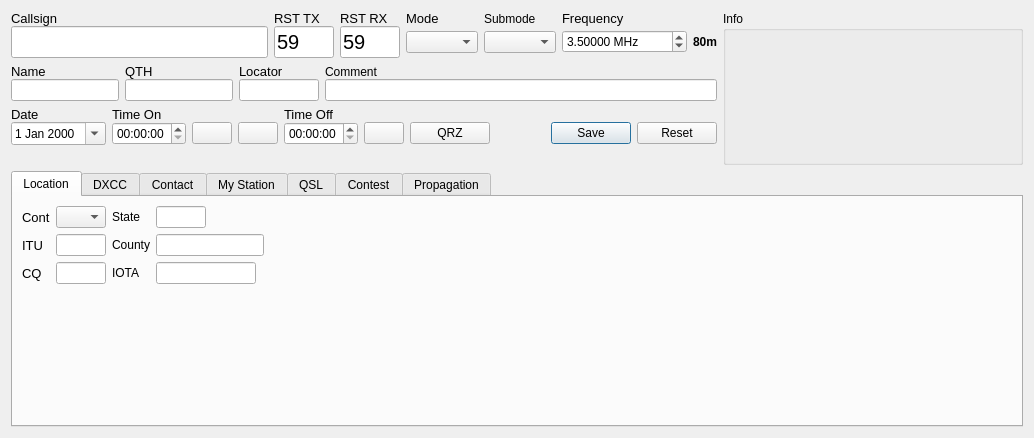
Qt form ui/NewContactWidget.ui (7h0ma5/QLog) before a commit.
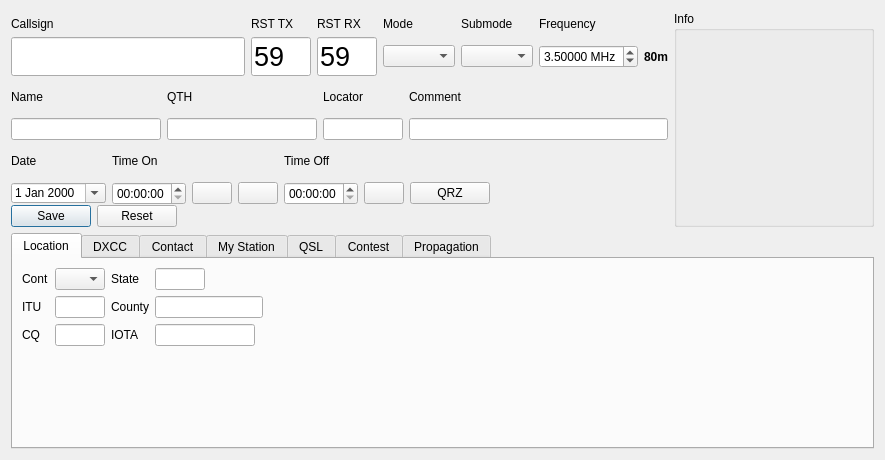
The same form after that commit. Icons and pictures are not drawn. Custom widgets are drawn as their Qt base class.

What changed in the file:
```diff
--- a/ui/NewContactWidget.ui
+++ b/ui/NewContactWidget.ui
@@ -6,8 +6,8 @@
    <rect>
     <x>0</x>
     <y>0</y>
-    <width>1034</width>
-    <height>438</height>
+    <width>885</width>
+    <height>460</height>
    </rect>
   </property>
   <property name="sizePolicy">
@@ -19,21 +19,209 @@
   <property name="windowTitle">
    <string notr="true">Form</string>
   </property>
-  <layout class="QGridLayout" name="gridLayout_10">
+  <layout class="QVBoxLayout" name="verticalLayout_4">
+   <item>
+    <layout class="QHBoxLayout" name="horizontalLayout_2">
+     <property name="spacing">
+      <number>0</number>
+     </property>
+     <property name="rightMargin">
+      <number>0</number>
+     </property>
+     <item>
+      <layout class="QVBoxLayout" name="verticalLayout_2">
+       <property name="spacing">
+        <number>0</number>
+       </property>
+       <property name="sizeConstraint">
+        <enum>QLayout::SetMinimumSize</enum>
+       </property>
+       <property name="topMargin">
+        <number>0</number>
+       </property>
+       <property name="rightMargin">
+        <number>6</number>
+       </property>
+       <item>
+        <layout class="QGridLayout" name="gridLayout_6">
+         <property name="horizontalSpacing">
+          <number>6</number>
+         </property>
+         <property name="verticalSpacing">
+          <number>0</number>
+         </property>
+         <item row="0" column="6">
+          <widget class="QLabel" name="frequencyLabel">
+           <property name="text">
+            <string>Frequency</string>
+           </property>
+          </widget>
+         </item>
+         <item row="0" column="2">
+          <widget class="QLabel" name="rstRcvdLabel">
+           <property name="text">
+            <string>RST RX</string>
+           </property>
+          </widget>
+         </item>
+         <item row="1" column="6">
+          <widget class="QDoubleSpinBox" name="frequencyEdit">
+           <property name="sizePolicy">
+            <sizepolicy hsizetype="Preferred" vsizetype="Fixed">
+             <horstretch>0</horstretch>
+             <verstretch>0</verstretch>
+            </sizepolicy>
+           </property>
+           <property name="suffix">
+            <string notr="true"> MHz</string>
+           </property>
+           <property name="decimals">
+            <number>5</number>
+           </property>
+           <property name="maximum">
+            <double>20000.000000000000000</double>
+           </property>
+           <property name="singleStep">
+            <double>0.001000000000000</double>
+           </property>
+           <property name="value">
+            <double>3.500000000000000</double>
+           </property>
+          </widget>
+         </item>
+         <item row="1" column="4">
+          <widget class="QComboBox" name="modeEdit"/>
+         </item>
+         <item row="1" column="1">
+          <widget class="QLineEdit" name="rstSentEdit">
+           <property name="sizePolicy">
+            <sizepolicy hsizetype="Fixed" vsizetype="Fixed">
+             <horstretch>0</horstretch>
+             <verstretch>0</verstretch>
+            </sizepolicy>
+           </property>
+           <property name="maximumSize">
+            <size>
+             <width>60</width>
+             <height>16777215</height>
+            </size>
+           </property>
+           <property name="font">
+            <font>
+             <pointsize>20</pointsize>
+            </font>
+           </property>
+           <property name="text">
+            <string>59</string>
+           </property>
+           <property name="maxLength">
+            <number>25</number>
+           </property>
+          </widget>
+         </item>
+         <item row="0" column="4">
+          <widget class="QLabel" name="modeLabel">
+           <property name="text">
+            <string>Mode</string>
+           </property>
+          </widget>
+         </item>
+         <item row="1" column="5">
+          <widget class="QComboBox" name="submodeEdit"/>
+         </item>
+         <item row="0" column="1">
+          <widget class="QLabel" name="rstSentLabel">
+           <property name="text">
+            <string>RST TX</string>
+           </property>
+          </widget>
+         </item>
+         <item row="0" column="0">
+          <widget class="QLabel" name="callsignLabel">
+           <property name="text">
+            <string>Callsign</string>
+           </property>
+          </widget>
+         </item>
    <item row="1" column="0">
+          <widget class="QLineEdit" name="callsignEdit">
+           <property name="sizePolicy">
+            <sizepolicy hsizetype="Expanding" vsizetype="Fixed">
+             <horstretch>0</horstretch>
+             <verstretch>0</verstretch>
+            </sizepolicy>
+           </property>
+           <property name="font">
+            <font>
+             <pointsize>20</pointsize>
+             <weight>75</weight>
+             <bold>true</bold>
+            </font>
+           </property>
+           <property name="maxLength">
+            <number>25</number>
+           </property>
+          </widget>
+         </item>
+         <item row="1" column="2">
+          <widget class="QLineEdit" name="rstRcvdEdit">
+           <property name="sizePolicy">
+            <sizepolicy hsizetype="Fixed" vsizetype="Fixed">
+             <horstretch>0</horstretch>
+             <verstretch>0</verstretch>
+            </sizepolicy>
+           </property>
+           <property name="maximumSize">
+            <size>
+             <width>60</width>
+             <height>16777215</height>
+            </size>
+           </property>
+           <property name="font">
+            <font>
+             <pointsize>20</pointsize>
+            </font>
+           </property>
+           <property name="text">
+            <string notr="true">59</string>
+           </property>
+           <property name="maxLength">
+            <number>25</number>
+           </property>
+          </widget>
+         </item>
+         <item row="0" column="5">
+          <widget class="QLabel" name="label">
+           <property name="text">
+            <string>Submode</string>
+           </property>
+          </widget>
+         </item>
+         <item row="1" column="7">
+          <widget class="QLabel" name="bandText">
+           <property name="font">
+            <font>
+             <weight>75</weight>
+             <bold>true</bold>
+            </font>
+           </property>
+           <property name="text">
+            <string notr="true">80m</string>
+           </property>
+          </widget>
+         </item>
+        </layout>
+       </item>
+       <item>
     <layout class="QGridLayout" name="gridLayout_3">
+         <property name="horizontalSpacing">
+          <number>6</number>
+         </property>
      <property name="verticalSpacing">
       <number>0</number>
      </property>
      <item row="0" column="2">
       <widget class="QLabel" name="gridLabel">
-       <property name="font">
-        <font>
-         <pointsize>10</pointsize>
-         <weight>50</weight>
-         <bold>false</bold>
-        </font>
-       </property>
        <property name="text">
         <string>Locator</string>
        </property>
@@ -41,11 +229,11 @@
      </item>
      <item row="1" column="0">
       <widget class="QLineEdit" name="nameEdit">
-       <property name="sizePolicy">
-        <sizepolicy hsizetype="Preferred" vsizetype="Preferred">
-         <horstretch>0</horstretch>
-         <verstretch>0</verstretch>
-        </sizepolicy>
+           <property name="maximumSize">
+            <size>
+             <width>150</width>
+             <height>16777215</height>
+            </size>
        </property>
        <property name="maxLength">
         <number>50</number>
@@ -54,13 +242,6 @@
      </item>
      <item row="0" column="1">
       <widget class="QLabel" name="qthLabel">
-       <property name="font">
-        <font>
-         <pointsize>10</pointsize>
-         <weight>50</weight>
-         <bold>false</bold>
-        </font>
-       </property>
        <property name="text">
         <string>QTH</string>
        </property>
@@ -68,11 +249,11 @@
      </item>
      <item row="1" column="1">
       <widget class="QLineEdit" name="qthEdit">
-       <property name="sizePolicy">
-        <sizepolicy hsizetype="Preferred" vsizetype="Preferred">
-         <horstretch>0</horstretch>
-         <verstretch>0</verstretch>
-        </sizepolicy>
+           <property name="maximumSize">
+            <size>
+             <width>150</width>
+             <height>16777215</height>
+            </size>
        </property>
        <property name="maxLength">
         <number>75</number>
@@ -81,12 +262,6 @@
      </item>
      <item row="1" column="2">
       <widget class="QLineEdit" name="gridEdit">
-       <property name="sizePolicy">
-        <sizepolicy hsizetype="Preferred" vsizetype="Preferred">
-         <horstretch>0</horstretch>
-         <verstretch>0</verstretch>
-        </sizepolicy>
-       </property>
        <property name="maximumSize">
         <size>
          <width>80</width>
@@ -103,13 +278,6 @@
      </item>
      <item row="0" column="0">
       <widget class="QLabel" name="nameLabel">
-       <property name="font">
-        <font>
-         <pointsize>10</pointsize>
-         <weight>50</weight>
-         <bold>false</bold>
-        </font>
-       </property>
        <property name="text">
         <string>Name</string>
        </property>
@@ -123,72 +291,27 @@
       </widget>
      </item>
      <item row="1" column="3">
-      <widget class="QLineEdit" name="commentEdit">
-       <property name="sizePolicy">
-        <sizepolicy hsizetype="Expanding" vsizetype="Fixed">
-         <horstretch>0</horstretch>
-         <verstretch>0</verstretch>
-        </sizepolicy>
-       </property>
-      </widget>
+          <widget class="QLineEdit" name="commentEdit"/>
      </item>
     </layout>
    </item>
-   <item row="2" column="0">
+       <item>
     <layout class="QGridLayout" name="gridLayout">
+         <property name="horizontalSpacing">
+          <number>6</number>
+         </property>
      <property name="verticalSpacing">
       <number>0</number>
      </property>
-     <item row="1" column="8">
-      <widget class="QPushButton" name="saveButton">
-       <property name="text">
-        <string>Save</string>
-       </property>
-       <property name="icon">
-        <iconset theme="document-save">
-         <normaloff>.</normaloff>.</iconset>
-       </property>
-       <property name="default">
-        <bool>true</bool>
-       </property>
-      </widget>
-     </item>
      <item row="0" column="4">
       <widget class="QLabel" name="timeOffLabel">
-       <property name="font">
-        <font>
-         <pointsize>10</pointsize>
-         <weight>50</weight>
-         <bold>false</bold>
-        </font>
-       </property>
        <property name="text">
         <string>Time Off</string>
        </property>
       </widget>
      </item>
-     <item row="1" column="0">
-      <widget class="QDateEdit" name="dateEdit">
-       <property name="focusPolicy">
-        <enum>Qt::NoFocus</enum>
-       </property>
-       <property name="calendarPopup">
-        <bool>true</bool>
-       </property>
-       <property name="timeSpec">
-        <enum>Qt::UTC</enum>
-       </property>
-      </widget>
-     </item>
      <item row="0" column="0">
       <widget class="QLabel" name="dateLabel">
-       <property name="font">
-        <font>
-         <pointsize>10</pointsize>
-         <weight>50</weight>
-         <bold>false</bold>
-        </font>
-       </property>
        <property name="text">
         <string>Date</string>
        </property>
@@ -269,29 +392,11 @@
      </item>
      <item row="0" column="1">
       <widget class="QLabel" name="timeOnLabel">
-       <property name="font">
-        <font>
-         <pointsize>10</pointsize>
-         <weight>50</weight>
-         <bold>false</bold>
-        </font>
-       </property>
        <property name="text">
         <string>Time On</string>
        </property>
       </widget>
      </item>
-     <item row="1" column="9">
-      <widget class="QPushButton" name="resetButton">
-       <property name="text">
-        <string>Reset</string>
-       </property>
-       <property name="icon">
-        <iconset theme="document-revert">
-         <normaloff>.</normaloff>.</iconset>
-       </property>
-      </widget>
-     </item>
      <item row="1" column="6">
       <widget class="QPushButton" name="qrzButton">
        <property name="focusPolicy">
@@ -317,68 +422,90 @@
        </property>
       </widget>
      </item>
-    </layout>
-   </item>
-   <item row="0" column="1" rowspan="5" colspan="2">
+         <item row="1" column="0">
+          <widget class="QDateEdit" name="dateEdit">
+           <property name="maximumSize">
+            <size>
+             <width>16777215</width>
+             <height>20</height>
+            </size>
+           </property>
+           <property name="focusPolicy">
+            <enum>Qt::NoFocus</enum>
+           </property>
+           <property name="calendarPopup">
+            <bool>true</bool>
+           </property>
+           <property name="timeSpec">
+            <enum>Qt::UTC</enum>
+           </property>
+          </widget>
+         </item>
+        </layout>
+       </item>
+       <item>
+        <layout class="QGridLayout" name="gridLayout_2">
+         <property name="horizontalSpacing">
+          <number>6</number>
+         </property>
+         <property name="verticalSpacing">
+          <number>0</number>
+         </property>
+         <item row="0" column="1">
+          <widget class="QPushButton" name="resetButton">
+           <property name="text">
+            <string>Reset</string>
+           </property>
+           <property name="icon">
+            <iconset theme="document-revert">
+             <normaloff>.</normaloff>.</iconset>
+           </property>
+          </widget>
+         </item>
+         <item row="0" column="0">
+          <widget class="QPushButton" name="saveButton">
+           <property name="text">
+            <string>Save</string>
+           </property>
+           <property name="icon">
+            <iconset theme="document-save">
+             <normaloff>.</normaloff>.</iconset>
+           </property>
+           <property name="default">
+            <bool>true</bool>
+           </property>
+          </widget>
+         </item>
+         <item row="0" column="2">
+          <spacer name="horizontalSpacer_4">
+           <property name="orientation">
+            <enum>Qt::Horizontal</enum>
+           </property>
+           <property name="sizeHint" stdset="0">
+            <size>
+             <width>40</width>
+             <height>20</height>
+            </size>
+           </property>
+          </spacer>
+         </item>
+        </layout>
+       </item>
+      </layout>
+     </item>
+     <item>
     <widget class="QGroupBox" name="groupBox">
      <property name="minimumSize">
       <size>
-       <width>300</width>
+         <width>200</width>
        <height>0</height>
       </size>
      </property>
      <property name="title">
       <string>Info</string>
      </property>
-     <layout class="QGridLayout" name="gridLayout_4">
-      <item row="1" column="0">
-       <widget class="QLabel" name="distanceInfo">
-        <property name="minimumSize">
-         <size>
-          <width>100</width>
-          <height>0</height>
-         </size>
-        </property>
-        <property name="font">
-         <font>
-          <weight>75</weight>
-          <bold>true</bold>
-         </font>
-        </property>
-        <property name="text">
-         <string notr="true"/>
-        </property>
-        <property name="alignment">
-         <set>Qt::AlignCenter</set>
-        </property>
-       </widget>
-      </item>
-      <item row="1" column="2">
-       <widget class="QLabel" name="flagView">
-        <property name="sizePolicy">
-         <sizepolicy hsizetype="Fixed" vsizetype="Fixed">
-          <horstretch>0</horstretch>
-          <verstretch>0</verstretch>
-         </sizepolicy>
-        </property>
-        <property name="minimumSize">
-         <size>
-          <width>64</width>
-          <height>64</height>
-         </size>
-        </property>
-        <property name="maximumSize">
-         <size>
-          <width>64</width>
-          <height>64</height>
-         </size>
-        </property>
-        <property name="text">
-         <string/>
-        </property>
-       </widget>
-      </item>
-      <item row="0" column="0" colspan="3">
+       <layout class="QVBoxLayout" name="verticalLayout_3">
+        <item>
        <widget class="QLabel" name="dxccInfo">
         <property name="font">
          <font>
@@ -395,17 +522,7 @@
         </property>
        </widget>
       </item>
-      <item row="4" column="0" colspan="3">
-       <widget class="QLabel" name="dxccStatus">
-        <property name="text">
-         <string/>
-        </property>
-        <property name="alignment">
-         <set>Qt::AlignCenter</set>
-        </property>
-       </widget>
-      </item>
-      <item row="1" column="1">
+        <item>
        <widget class="QLabel" name="bearingInfo">
         <property name="font">
          <font>
@@ -421,213 +538,76 @@
         </property>
        </widget>
       </item>
-     </layout>
-    </widget>
-   </item>
-   <item row="0" column="0">
-    <layout class="QGridLayout" name="gridLayout_6">
-     <property name="verticalSpacing">
-      <number>0</number>
-     </property>
-     <item row="0" column="6">
-      <widget class="QLabel" name="frequencyLabel">
-       <property name="font">
-        <font>
-         <pointsize>10</pointsize>
-         <weight>50</weight>
-         <bold>false</bold>
-        </font>
-       </property>
-       <property name="text">
-        <string>Frequency</string>
-       </property>
-      </widget>
-     </item>
-     <item row="0" column="2">
-      <widget class="QLabel" name="rstRcvdLabel">
-       <property name="font">
-        <font>
-         <pointsize>10</pointsize>
-         <weight>50</weight>
-         <bold>false</bold>
-        </font>
-       </property>
-       <property name="text">
-        <string>RST RX</string>
-       </property>
-      </widget>
-     </item>
-     <item row="1" column="6">
-      <widget class="QDoubleSpinBox" name="frequencyEdit">
+        <item>
+         <widget class="QLabel" name="flagView">
        <property name="sizePolicy">
-        <sizepolicy hsizetype="Preferred" vsizetype="Fixed">
-         <horstretch>0</horstretch>
-         <verstretch>0</verstretch>
-        </sizepolicy>
-       </property>
-       <property name="suffix">
-        <string notr="true"> MHz</string>
-       </property>
-       <property name="decimals">
-        <number>5</number>
-       </property>
-       <property name="maximum">
-        <double>20000.000000000000000</double>
-       </property>
-       <property name="singleStep">
-        <double>0.001000000000000</double>
-       </property>
-       <property name="value">
-        <double>3.500000000000000</double>
-       </property>
-      </widget>
-     </item>
-     <item row="1" column="4">
-      <widget class="QComboBox" name="modeEdit"/>
-     </item>
-     <item row="1" column="1">
-      <widget class="QLineEdit" name="rstSentEdit">
-       <property name="sizePolicy">
         <sizepolicy hsizetype="Fixed" vsizetype="Fixed">
          <horstretch>0</horstretch>
          <verstretch>0</verstretch>
         </sizepolicy>
        </property>
+          <property name="minimumSize">
+           <size>
+            <width>64</width>
+            <height>64</height>
+           </size>
+          </property>
        <property name="maximumSize">
         <size>
-         <width>60</width>
-         <height>16777215</height>
-        </size>
-       </property>
-       <property name="font">
-        <font>
-         <pointsize>15</pointsize>
-        </font>
-       </property>
+            <width>64</width>
+            <height>64</height>
+           </size>
+          </property>
        <property name="text">
-        <string>59</string>
-       </property>
-       <property name="maxLength">
-        <number>25</number>
-       </property>
-      </widget>
-     </item>
-     <item row="0" column="4">
-      <widget class="QLabel" name="modeLabel">
-       <property name="font">
-        <font>
-         <pointsize>10</pointsize>
-         <weight>50</weight>
-         <bold>false</bold>
-        </font>
-       </property>
-       <property name="text">
-        <string>Mode</string>
-       </property>
-      </widget>
-     </item>
-     <item row="1" column="5">
-      <widget class="QComboBox" name="submodeEdit"/>
-     </item>
-     <item row="0" column="1">
-      <widget class="QLabel" name="rstSentLabel">
+           <string/>
+          </property>
+         </widget>
+        </item>
+        <item>
+         <widget class="QLabel" name="distanceInfo">
+          <property name="minimumSize">
+           <size>
+            <width>100</width>
+            <height>0</height>
+           </size>
+          </property>
        <property name="font">
         <font>
-         <pointsize>10</pointsize>
-         <weight>50</weight>
-         <bold>false</bold>
-        </font>
-       </property>
-       <property name="text">
-        <string>RST TX</string>
-       </property>
-      </widget>
-     </item>
-     <item row="0" column="0">
-      <widget class="QLabel" name="callsignLabel">
-       <property name="font">
-        <font>
-         <pointsize>10</pointsize>
-         <weight>50</weight>
-         <bold>false</bold>
-        </font>
-       </property>
-       <property name="text">
-        <string>Callsign</string>
-       </property>
-      </widget>
-     </item>
-     <item row="1" column="0">
-      <widget class="QLineEdit" name="callsignEdit">
-       <property name="sizePolicy">
-        <sizepolicy hsizetype="Expanding" vsizetype="Fixed">
-         <horstretch>0</horstretch>
-         <verstretch>0</verstretch>
-        </sizepolicy>
-       </property>
-       <property name="font">
-        <font>
-         <pointsize>15</pointsize>
          <weight>75</weight>
          <bold>true</bold>
         </font>
        </property>
-       <property name="maxLength">
-        <number>25</number>
-       </property>
-      </widget>
-     </item>
-     <item row="1" column="2">
-      <widget class="QLineEdit" name="rstRcvdEdit">
-       <property name="sizePolicy">
-        <sizepolicy hsizetype="Fixed" vsizetype="Fixed">
-         <horstretch>0</horstretch>
-         <verstretch>0</verstretch>
-        </sizepolicy>
-       </property>
-       <property name="maximumSize">
-        <size>
-         <width>60</width>
-         <height>16777215</height>
-        </size>
-       </property>
-       <property name="font">
-        <font>
-         <pointsize>15</pointsize>
-        </font>
-       </property>
        <property name="text">
-        <string notr="true">59</string>
-       </property>
-       <property name="maxLength">
-        <number>25</number>
+           <string notr="true"/>
+          </property>
+          <property name="alignment">
+           <set>Qt::AlignCenter</set>
        </property>
       </widget>
      </item>
-     <item row="0" column="5">
-      <widget class="QLabel" name="label">
+        <item>
+         <widget class="QLabel" name="dxccStatus">
        <property name="text">
-        <string>Submode</string>
-       </property>
-      </widget>
-     </item>
-     <item row="1" column="7">
-      <widget class="QLabel" name="bandText">
-       <property name="font">
-        <font>
-         <weight>75</weight>
-         <bold>true</bold>
-        </font>
-       </property>
-       <property name="text">
-        <string notr="true">80m</string>
-       </property>
+           <string/>
+          </property>
+          <property name="alignment">
+           <set>Qt::AlignCenter</set>
+          </property>
+         </widget>
+        </item>
+       </layout>
       </widget>
      </item>
     </layout>
    </item>
-   <item row="5" column="0" colspan="3">
+   <item>
     <widget class="QTabWidget" name="tabWidget_2">
+     <property name="sizePolicy">
+      <sizepolicy hsizetype="Expanding" vsizetype="Minimum">
+       <horstretch>0</horstretch>
+       <verstretch>0</verstretch>
+      </sizepolicy>
+     </property>
      <property name="currentIndex">
       <number>0</number>
      </property>
@@ -640,13 +620,6 @@
         <layout class="QFormLayout" name="formLayout_2">
          <item row="0" column="0">
           <widget class="QLabel" name="contLabel">
-           <property name="font">
-            <font>
-             <pointsize>10</pointsize>
-             <weight>50</weight>
-             <bold>false</bold>
-            </font>
-           </property>
            <property name="text">
             <string>Cont</string>
            </property>
@@ -698,13 +671,6 @@
          </item>
          <item row="1" column="0">
           <widget class="QLabel" name="ituLabel">
-           <property name="font">
-            <font>
-             <pointsize>10</pointsize>
-             <weight>50</weight>
-             <bold>false</bold>
-            </font>
-           </property>
            <property name="text">
             <string>ITU</string>
            </property>
@@ -712,13 +678,6 @@
          </item>
          <item row="2" column="0">
           <widget class="QLabel" name="cqLabel">
-           <property name="font">
-            <font>
-             <pointsize>10</pointsize>
-             <weight>50</weight>
-             <bold>false</bold>
-            </font>
-           </property>
            <property name="text">
             <string>CQ</string>
            </property>
@@ -858,7 +817,14 @@
       </attribute>
       <layout class="QVBoxLayout" name="verticalLayout">
        <item>
-        <widget class="DxccTableWidget" name="dxccTableWidget"/>
+        <widget class="DxccTableWidget" name="dxccTableWidget">
+         <property name="maximumSize">
+          <size>
+           <width>16777215</width>
+           <height>150</height>
+          </size>
+         </property>
+        </widget>
        </item>
       </layout>
      </widget>
@@ -933,11 +899,6 @@
       <layout class="QFormLayout" name="formLayout_4">
        <item row="0" column="0">
         <widget class="QLabel" name="rigLabel">
-         <property name="font">
-          <font>
-           <pointsize>10</pointsize>
-          </font>
-         </property>
          <property name="text">
           <string>Rig</string>
          </property>
@@ -948,11 +909,6 @@
        </item>
        <item row="1" column="0">
         <widget class="QLabel" name="powerLabel">
-         <property name="font">
-          <font>
-           <pointsize>10</pointsize>
-          </font>
-         </property>
          <property name="text">
           <string>Power</string>
          </property>
@@ -1039,11 +995,6 @@
        </item>
        <item row="1" column="0">
         <widget class="QLabel" name="qslViaLabel">
-         <property name="font">
-          <font>
-           <pointsize>10</pointsize>
-          </font>
-         </property>
          <property name="text">
           <string>QSL via</string>
          </property>
@@ -1125,11 +1076,6 @@
        </item>
        <item row="2" column="0">
         <widget class="QLabel" name="label_2">
-         <property name="font">
-          <font>
-           <pointsize>10</pointsize>
-          </font>
-         </property>
          <property name="text">
           <string>Tx Serial</string>
          </property>
@@ -1137,11 +1083,6 @@
        </item>
        <item row="1" column="0">
         <widget class="QLabel" name="label_3">
-         <property name="font">
-          <font>
-           <pointsize>10</pointsize>
-          </font>
-         </property>
          <property name="text">
           <string>Rx Serial</string>
          </property>
@@ -1159,11 +1100,6 @@
        </item>
        <item row="0" column="0">
         <widget class="QLabel" name="label_4">
-         <property name="font">
-          <font>
-           <pointsize>10</pointsize>
-          </font>
-         </property>
          <property name="text">
           <string>Contest</string>
          </property>
```
Left out of the diff: 2 changed lines with no effect on the pictures. Lines whose indentation alone changed are shown as unchanged.
